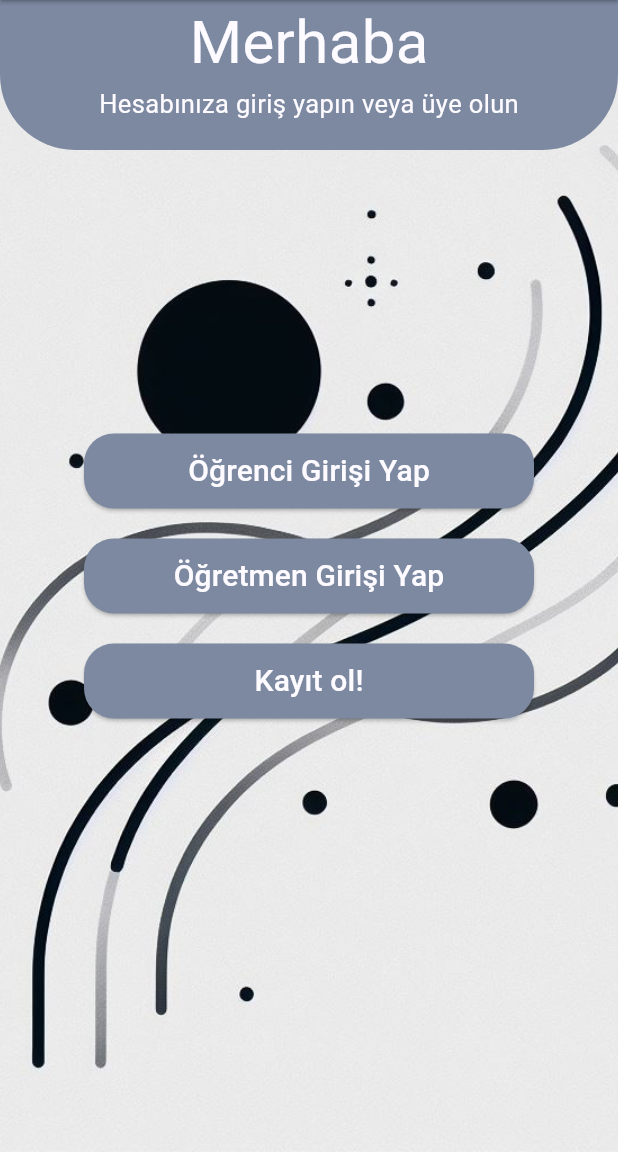
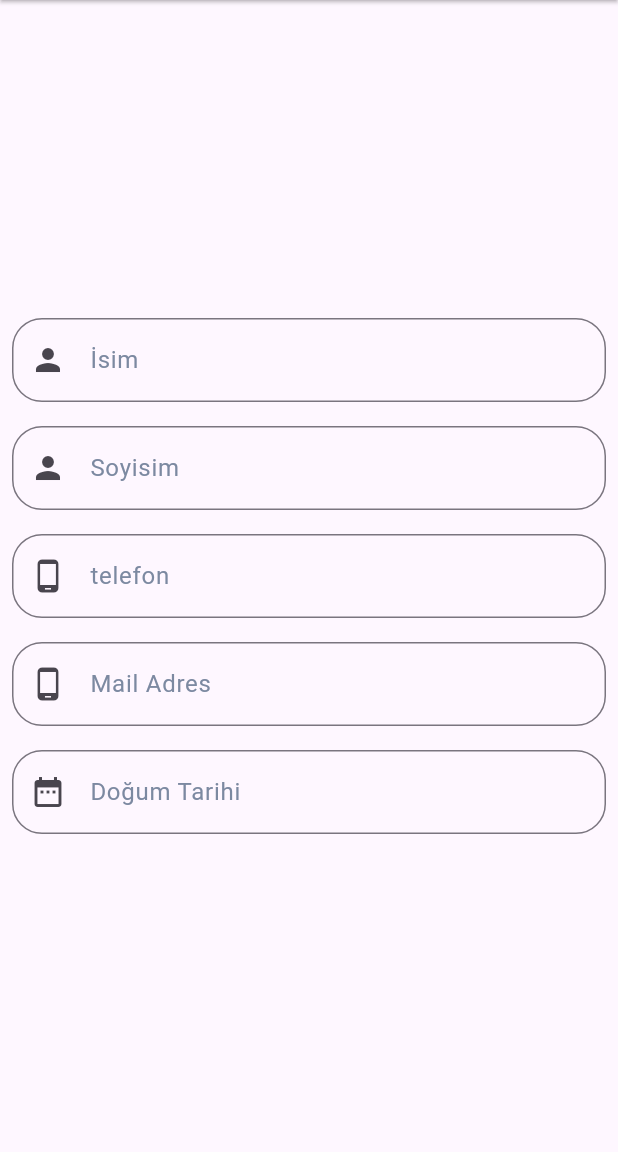
Before and after one commit to ufukgomecoglu/VeksisOgrenciApp, a Flutter app: the AccountPage screen opened by its route, after a tap on "Kayıt ol!", on a phone screen of 412 x 824 dp, the part 84-1236 px from its top. Run offline on Flutter 3.47's test engine with Material 3 defaults, Android fonts, the light colour scheme and no system bars; our stand-ins replace cloud_firestore, firebase_core, fluttertoast, hexcolor; missing offline and left inert: regexpattern; accounts and stored records are empty.

Commit message:
düzenleme

```diff
--- a/VeksisOgrenciApp/veksis_ogrenci_app/lib/pages/account_page.dart
+++ b/VeksisOgrenciApp/veksis_ogrenci_app/lib/pages/account_page.dart
@@ -1,5 +1,8 @@
 import 'package:flutter/material.dart';
 import 'package:hexcolor/hexcolor.dart';
+import 'package:veksis_ogrenci_app/pages/deneme.dart';
+import 'package:veksis_ogrenci_app/pages/register_page.dart';
+import 'package:veksis_ogrenci_app/pages/student_login_page.dart';
 
 class AccountPage extends StatelessWidget {
   const AccountPage({super.key, required this.title});
@@ -63,7 +66,10 @@ Widget content(BuildContext context) {
               children: [
                 ElevatedButton(
                   onPressed: () {
-                    //fsdfs
+                    Navigator.of(context).push(MaterialPageRoute(
+                        builder: (context) => const StudentLoginPage(
+                              title: "Öğrenci Giriş",
+                            )));
                   },
                   style: ElevatedButton.styleFrom(
                     minimumSize: const Size(300, 50),
@@ -79,7 +85,10 @@ Widget content(BuildContext context) {
                 const SizedBox(height: 20),
                 ElevatedButton(
                   onPressed: () {
-                    //fsdfs
+                    Navigator.of(context).push(MaterialPageRoute(
+                        builder: (context) => const MyApp(
+                              title: "Öğrenci Giriş",
+                            )));
                   },
                   style: ElevatedButton.styleFrom(
                     minimumSize: const Size(300, 50),
@@ -95,7 +104,10 @@ Widget content(BuildContext context) {
                 const SizedBox(height: 20),
                 ElevatedButton(
                   onPressed: () {
-                    //fsdfs
+                    Navigator.of(context).push(MaterialPageRoute(
+                        builder: (context) => const RegisterPage(
+                              title: "Öğrenci Giriş",
+                            )));
                   },
                   style: ElevatedButton.styleFrom(
                     minimumSize: const Size(300, 50),
--- /dev/null
+++ b/VeksisOgrenciApp/veksis_ogrenci_app/lib/pages/register_page.dart
@@ -0,0 +1,224 @@
+import 'package:cloud_firestore/cloud_firestore.dart';
+import 'package:flutter/material.dart';
+import 'package:hexcolor/hexcolor.dart';
+import 'package:veksis_ogrenci_app/services/Modals/student.dart';
+import 'package:veksis_ogrenci_app/services/firebase_services.dart';
+import 'package:fluttertoast/fluttertoast.dart';
+import 'package:flutter/services.dart';
+import 'package:regexpattern/regexpattern.dart';
+
+class RegisterPage extends StatelessWidget {
+  const RegisterPage({super.key, required this.title});
+  final String title;
+
+  @override
+  Widget build(BuildContext context) {
+    return Scaffold(
+      appBar: AppBar(
+        title: Text(
+          'Hesabım',
+          style: TextStyle(color: HexColor('#FDFBFF')),
+        ),
+        backgroundColor: HexColor('#7C89A1'),
+        elevation: 1,
+        shadowColor: Colors.black,
+      ),
+      body: content(context),
+    );
+  }
+}
+
+Widget content(BuildContext context) {
+  int seconds;
+  int nanoseconds;
+  final GlobalKey<FormState> formKey = GlobalKey<FormState>();
+  final TextEditingController nameController = TextEditingController();
+  final TextEditingController surnameController = TextEditingController();
+  final TextEditingController gsmController = TextEditingController();
+  final TextEditingController mailController = TextEditingController();
+  final TextEditingController passwordController = TextEditingController();
+  final TextEditingController birthday = TextEditingController();
+  final TextEditingController confirmPasswordController =
+      TextEditingController();
+  final  birthday1 =DateTime.timestamp();
+  DateTime selectedDate = DateTime.now();
+  final int selectedDate1 = selectedDate.microsecondsSinceEpoch;
+  seconds = (selectedDate1 ~/ (1000 * 1000));
+  nanoseconds = ((selectedDate1 % (1000 * 1000)) * 1000);
+  addstudent() {
+    try {
+      FirebaseService().register(Student(
+          name: nameController.text,
+          surname: surnameController.text,
+          gsm: gsmController.text,
+          email: mailController.text,
+          password: passwordController.text,
+          authority: 'Öğrenci',
+          creationtime: Timestamp.now(),
+          birthday: Timestamp(seconds, nanoseconds)));
+    } catch (e) {
+      Fluttertoast.showToast(
+        msg: 'Kayıt olurken bir hata oluştu',
+        timeInSecForIosWeb: 3,
+        gravity: ToastGravity.CENTER,
+        backgroundColor: Colors.red,
+      );
+    }
+    FocusScope.of(context).unfocus();
+  }
+
+  return Center(
+    key: formKey,
+    child: Column(
+      mainAxisAlignment: MainAxisAlignment.center,
+      children: [
+        Padding(
+          padding: const EdgeInsets.all(8.0),
+          child: TextFormField(
+            controller: nameController,
+            decoration: InputDecoration(
+              labelText: 'İsim',
+              labelStyle: TextStyle(color: HexColor('#7C89A1')),
+              prefixIcon: const Icon(Icons.person),
+              border: OutlineInputBorder(
+                borderSide: BorderSide(color: HexColor("#7C89A1")),
+                borderRadius: BorderRadius.circular(20),
+              ),
+              focusedBorder: OutlineInputBorder(
+                borderSide: BorderSide(color: HexColor("#7C89A1")),
+                borderRadius: BorderRadius.circular(20),
+              ),
+            ),
+            validator: (value) {
+              if (value!.isEmpty) {
+                return "Lütfen bir değer girin";
+              }
+              final RegExp regex = RegExp(r'^[a-zA-Z]+$');
+              if (!regex.hasMatch(value)) {
+                return "Sadece harf içeren bir değer girin";
+              }
+              if (value.length < 3) {
+                return "3 harften az olamaz";
+              }
+              return null;
+            },
+            autovalidateMode: AutovalidateMode.onUserInteraction,
+          ),
+        ),
+        Padding(
+          padding: const EdgeInsets.all(8.0),
+          child: TextFormField(
+            controller: surnameController,
+            decoration: InputDecoration(
+              labelText: 'Soyisim',
+              labelStyle: TextStyle(color: HexColor('#7C89A1')),
+              prefixIcon: const Icon(Icons.person),
+              border: OutlineInputBorder(
+                borderSide: BorderSide(color: HexColor("#7C89A1")),
+                borderRadius: BorderRadius.circular(20),
+              ),
+              focusedBorder: OutlineInputBorder(
+                borderSide: BorderSide(color: HexColor("#7C89A1")),
+                borderRadius: BorderRadius.circular(20),
+              ),
+            ),
+            validator: (value) {
+              if (value!.isEmpty) {
+                return "Lütfen bir değer girin";
+              }
+              final RegExp regex = RegExp(r'^[a-zA-Z]+$');
+              if (!regex.hasMatch(value)) {
+                return "Sadece harf içeren bir değer girin";
+              }
+              if (value.length < 3) {
+                return "3 harften az olamaz";
+              }
+              return null;
+            },
+            autovalidateMode: AutovalidateMode.onUserInteraction,
+          ),
+        ),
+        Padding(
+          padding: const EdgeInsets.all(8.0),
+          child: TextFormField(
+            controller: gsmController,
+            inputFormatters: [FilteringTextInputFormatter.digitsOnly],
+            keyboardType: TextInputType.number,
+            decoration: InputDecoration(
+              labelText: 'telefon',
+              labelStyle: TextStyle(color: HexColor('#7C89A1')),
+              prefixIcon: const Icon(Icons.phone_android),
+              border: OutlineInputBorder(
+                borderSide: BorderSide(color: HexColor("#7C89A1")),
+                borderRadius: BorderRadius.circular(20),
+              ),
+              focusedBorder: OutlineInputBorder(
+                borderSide: BorderSide(color: HexColor("#7C89A1")),
+                borderRadius: BorderRadius.circular(20),
+              ),
+            ),
+            validator: (value) {
+              return value!.isNotEmpty && !value.isPhone()
+                  ? 'Lütfen geçerli bir telefon numarası girin'
+                  : null;
+            },
+            autovalidateMode: AutovalidateMode.onUserInteraction,
+          ),
+        ),
+        Padding(
+          padding: const EdgeInsets.all(8.0),
+          child: TextFormField(
+            controller: mailController,
+            decoration: InputDecoration(
+              labelText: 'Mail Adres',
+              labelStyle: TextStyle(color: HexColor('#7C89A1')),
+              prefixIcon: const Icon(Icons.phone_android),
+              border: OutlineInputBorder(
+                borderSide: BorderSide(color: HexColor("#7C89A1")),
+                borderRadius: BorderRadius.circular(20),
+              ),
+              focusedBorder: OutlineInputBorder(
+                borderSide: BorderSide(color: HexColor("#7C89A1")),
+                borderRadius: BorderRadius.circular(20),
+              ),
+            ),
+            validator: (value) {
+              return value!.isNotEmpty && !value.isEmail()
+                  ? 'Lütfen geçerli bir e-posta adresi girin'
+                  : null;
+            },
+            autovalidateMode: AutovalidateMode.onUserInteraction,
+          ),
+        ),
+        Padding(
+          padding: const EdgeInsets.all(8.0),
+          child: TextFormField(
+            controller: birthday,
+            keyboardType: TextInputType.datetime,
+
+            inputFormatters: [],
+            decoration: InputDecoration(
+              labelText: 'Doğum Tarihi',
+              labelStyle: TextStyle(color: HexColor('#7C89A1')),
+              prefixIcon: const Icon(Icons.date_range),
+              border: OutlineInputBorder(
+                borderSide: BorderSide(color: HexColor("#7C89A1")),
+                borderRadius: BorderRadius.circular(20),
+              ),
+              focusedBorder: OutlineInputBorder(
+                borderSide: BorderSide(color: HexColor("#7C89A1")),
+                borderRadius: BorderRadius.circular(20),
+              ),
+            ),
+            validator: (value) {
+              return value!.isNotEmpty && !value.isDateTime()
+                  ? 'Lütfen geçerli bir e-posta adresi girin'
+                  : null;
+            },
+            autovalidateMode: AutovalidateMode.onUserInteraction,
+          ),
+        ),
+      ],
+    ),
+  );
+}
--- a/VeksisOgrenciApp/veksis_ogrenci_app/pubspec.yaml
+++ b/VeksisOgrenciApp/veksis_ogrenci_app/pubspec.yaml
@@ -37,6 +37,12 @@ dependencies:
   cupertino_icons: ^1.0.2
   firebase_core: ^2.27.0
   hexcolor: ^3.0.1
+  firebase_auth: ^4.17.8
+  cloud_firestore: ^4.15.8
+  uuid: ^4.4.0
+  fluttertoast: ^8.2.5
+  fixnum: ^1.1.0
+  regexpattern: ^2.6.0
 
 dev_dependencies:
   flutter_test:
```
Also changed, not shown: VeksisOgrenciApp/veksis_ogrenci_app/lib/pages/deneme.dart (added, +60 -0 lines), VeksisOgrenciApp/veksis_ogrenci_app/lib/pages/student_login_page.dart (added, +34 -0 lines), VeksisOgrenciApp/veksis_ogrenci_app/lib/services/Modals/student.dart (added, +36 -0 lines), VeksisOgrenciApp/veksis_ogrenci_app/lib/services/firebase_services.dart (added, +22 -0 lines), VeksisOgrenciApp/veksis_ogrenci_app/lib/pages/login_page.dart (deleted), VeksisOgrenciApp/veksis_ogrenci_app/pubspec.lock, 3 other files.
